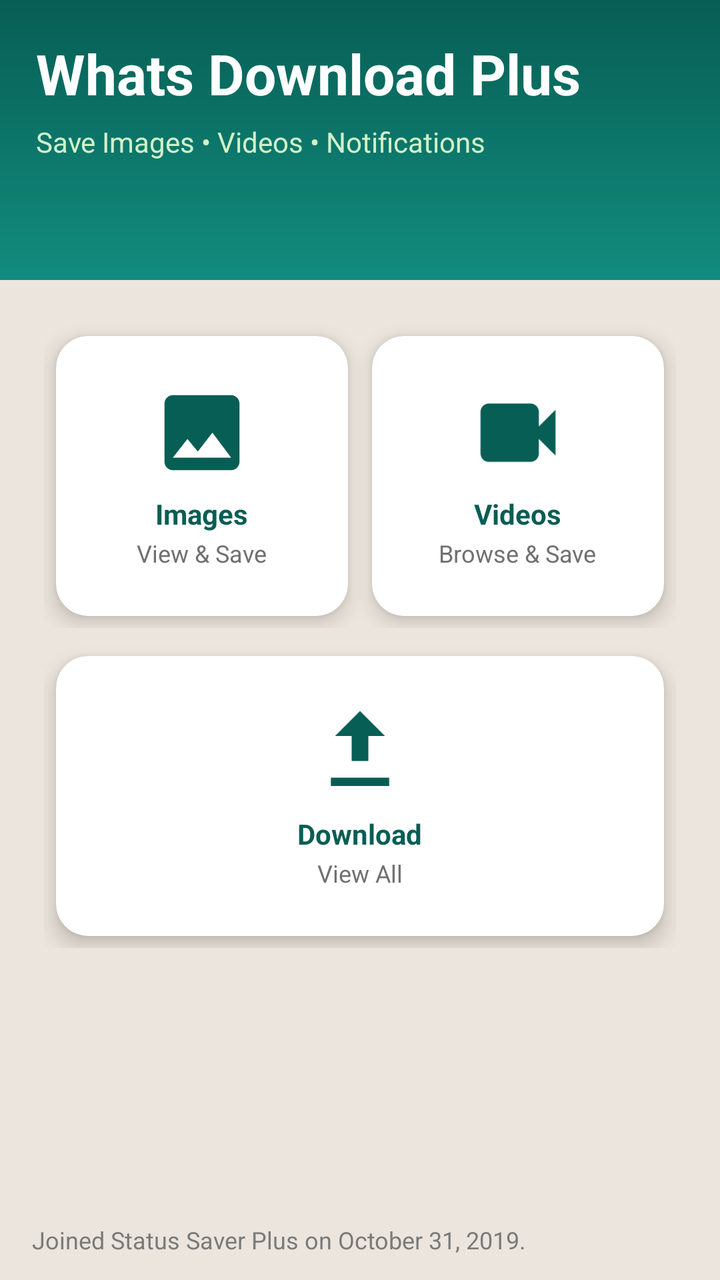
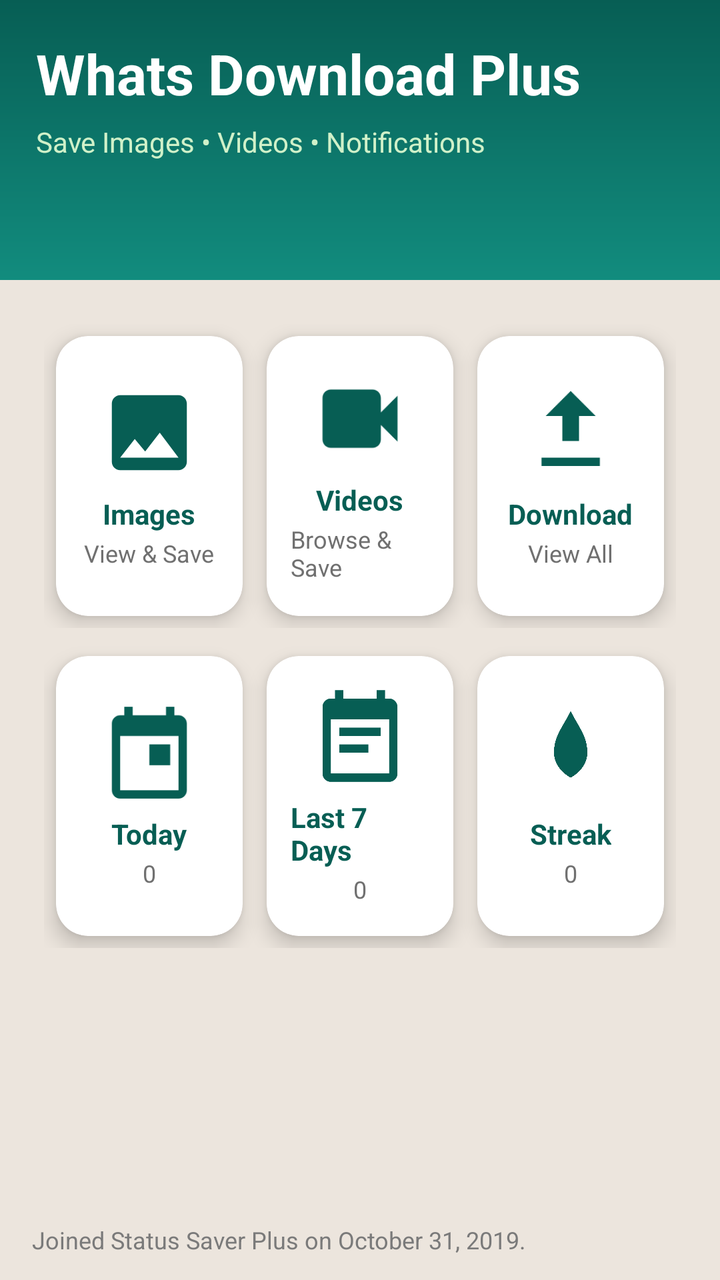

Compare the two renders of this Android layout. The source of the first and the diff that turns it into the second are given below.
<!-- AndroidManifest.xml: application theme Theme.WhatsDownloadPlus -->
<!-- res/layout/fragment_home.xml -->
<?xml version="1.0" encoding="utf-8"?>
<androidx.constraintlayout.widget.ConstraintLayout
    xmlns:android="http://schemas.android.com/apk/res/android"
    xmlns:app="http://schemas.android.com/apk/res-auto"
    xmlns:tools="http://schemas.android.com/tools"
    android:layout_width="match_parent"
    android:layout_height="match_parent"
    android:background="#ECE5DD"
    tools:context=".ui.Home.HomeFragment">

    
    <LinearLayout
        android:id="@+id/waHeader"
        android:layout_width="0dp"
        android:layout_height="140dp"
        android:background="@drawable/whatsapp_top_bg"
        android:orientation="vertical"
        android:padding="18dp"
        app:layout_constraintTop_toTopOf="parent"
        app:layout_constraintStart_toStartOf="parent"
        app:layout_constraintEnd_toEndOf="parent">

        <TextView
            android:id="@+id/headerTitle"
            android:layout_width="wrap_content"
            android:layout_height="wrap_content"
            android:text="@string/app_name"
            android:textColor="#FFFFFF"
            android:textSize="28sp"
            android:textStyle="bold"/>

        <TextView
            android:id="@+id/headerSubtitle"
            android:layout_width="wrap_content"
            android:layout_height="wrap_content"
            android:text="Save Images • Videos • Notifications"
            android:textColor="#D0F1C9"
            android:textSize="14sp"
            android:layout_marginTop="6dp"/>
    </LinearLayout>



    
    <LinearLayout
        android:id="@+id/menuGridFixed"
        android:layout_width="0dp"
        android:layout_height="wrap_content"
        android:orientation="vertical"
        android:layout_margin="14dp"
        app:layout_constraintTop_toBottomOf="@id/waHeader"
        app:layout_constraintStart_toStartOf="parent"
        app:layout_constraintEnd_toEndOf="parent">

        
        <LinearLayout
            android:layout_width="match_parent"
            android:layout_height="wrap_content"
            android:orientation="vertical"
            android:padding="8dp"
            android:gravity="center_horizontal">

            
            <LinearLayout
                android:layout_width="match_parent"
                android:layout_height="wrap_content"
                android:orientation="horizontal"
                android:layout_marginBottom="8dp">

                
                <com.google.android.material.card.MaterialCardView
                    android:id="@+id/cardImages"
                    android:layout_width="0dp"
                    android:layout_height="140dp"
                    android:layout_weight="1"
                    android:layout_margin="6dp"
                    app:cardCornerRadius="16dp"
                    app:cardElevation="6dp"
                    app:cardBackgroundColor="#FFFFFF"
                    android:foreground="?attr/selectableItemBackground">

                    <LinearLayout
                        android:layout_width="match_parent"
                        android:layout_height="match_parent"
                        android:orientation="vertical"
                        android:gravity="center"
                        android:padding="12dp">

                        <ImageView
                            android:layout_width="50dp"
                            android:layout_height="50dp"
                            android:src="@drawable/ic_wa_images"

                            android:elevation="6dp"/>

                        <TextView
                            android:layout_width="wrap_content"
                            android:layout_height="wrap_content"
                            android:text="Images"
                            android:textColor="#075E54"
                            android:textSize="14sp"
                            android:textStyle="bold"
                            android:layout_marginTop="6dp"/>

                        <TextView
                            android:layout_width="wrap_content"
                            android:layout_height="wrap_content"
                            android:text="View &amp; Save"
                            android:textColor="#707070"
                            android:textSize="12sp"
                            android:layout_marginTop="2dp"/>
                    </LinearLayout>
                </com.google.android.material.card.MaterialCardView>

                
                <com.google.android.material.card.MaterialCardView
                    android:id="@+id/cardVideos"
                    android:layout_width="0dp"
                    android:layout_height="140dp"
                    android:layout_weight="1"
                    android:layout_margin="6dp"
                    app:cardCornerRadius="16dp"
                    app:cardElevation="6dp"
                    app:cardBackgroundColor="#FFFFFF"
                    android:foreground="?attr/selectableItemBackground">

                    <LinearLayout
                        android:layout_width="match_parent"
                        android:layout_height="match_parent"
                        android:orientation="vertical"
                        android:gravity="center"
                        android:padding="12dp">

                        <ImageView
                            android:layout_width="50dp"
                            android:layout_height="50dp"
                            android:src="@drawable/ic_wa_videos"
                            android:elevation="6dp"/>

                        <TextView
                            android:layout_width="wrap_content"
                            android:layout_height="wrap_content"
                            android:text="Videos"
                            android:textColor="#075E54"
                            android:textSize="14sp"
                            android:textStyle="bold"
                            android:layout_marginTop="6dp"/>

                        <TextView
                            android:layout_width="wrap_content"
                            android:layout_height="wrap_content"
                            android:text="Browse &amp; Save"
                            android:textColor="#707070"
                            android:textSize="12sp"
                            android:layout_marginTop="2dp"/>
                    </LinearLayout>
                </com.google.android.material.card.MaterialCardView>
            </LinearLayout>

            
            <LinearLayout
                android:layout_width="match_parent"
                android:layout_height="wrap_content"
                android:orientation="horizontal"
                android:gravity="center_horizontal">

                
                <com.google.android.material.card.MaterialCardView
                    android:id="@+id/cardSaved"
                    android:layout_width="0dp"
                    android:layout_height="140dp"
                    android:layout_weight="1"
                    android:layout_margin="6dp"
                    app:cardCornerRadius="16dp"
                    app:cardElevation="6dp"
                    app:cardBackgroundColor="#FFFFFF"
                    android:foreground="?attr/selectableItemBackground">

                    <LinearLayout
                        android:layout_width="match_parent"
                        android:layout_height="match_parent"
                        android:orientation="vertical"
                        android:gravity="center"
                        android:padding="12dp">

                        <ImageView
                            android:layout_width="50dp"
                            android:layout_height="50dp"
                            android:src="@drawable/ic_wa_download"
                            android:elevation="6dp"/>

                        <TextView
                            android:layout_width="wrap_content"
                            android:layout_height="wrap_content"
                            android:text="Download"
                            android:textColor="#075E54"
                            android:textSize="14sp"
                            android:textStyle="bold"
                            android:layout_marginTop="6dp"/>

                        <TextView
                            android:layout_width="wrap_content"
                            android:layout_height="wrap_content"
                            android:text="View All"
                            android:textColor="#707070"
                            android:textSize="12sp"
                            android:layout_marginTop="2dp"/>
                    </LinearLayout>
                </com.google.android.material.card.MaterialCardView>
            </LinearLayout>

        </LinearLayout>

    </LinearLayout>

    
    <TextView
        android:id="@+id/joinedText"
        android:layout_width="wrap_content"
        android:layout_height="wrap_content"
        android:text="Joined Status Saver Plus on October 31, 2019."
        android:textColor="#7A7A7A"
        android:textSize="12sp"
        android:layout_marginBottom="12dp"
        app:layout_constraintBottom_toBottomOf="parent"
        app:layout_constraintStart_toStartOf="parent"
        android:layout_marginStart="16dp"/>

</androidx.constraintlayout.widget.ConstraintLayout>
<!-- resources referenced by this layout -->
<resources>
  <!-- drawable ic_wa_download (drawable) -->
  <vector xmlns:android="http://schemas.android.com/apk/res/android"
      android:width="48dp"
      android:height="48dp"
      android:viewportWidth="24"
      android:viewportHeight="24">
  
      <path
          android:fillColor="#075E54"
          android:pathData="M5,20h14v-2H5v2zM12,2l-6,6h4v6h4V8h4l-6,-6z"/>
  </vector>
  <!-- drawable ic_wa_images (drawable) -->
  <vector xmlns:android="http://schemas.android.com/apk/res/android"
      android:width="48dp"
      android:height="48dp"
      android:viewportWidth="24"
      android:viewportHeight="24">
  
      <path
          android:fillColor="#075E54"
          android:pathData="M21,19V5c0,-1.1 -0.9,-2 -2,-2H5c-1.1,0 -2,0.9 -2,2v14c0,1.1 0.9,2 2,2h14c1.1,0 2,-0.9 2,-2zM8.5,13.5l2.5,3.01L14.5,12l4.5,6H5l3.5,-4.5z"/>
  </vector>
  <!-- drawable ic_wa_videos (drawable) -->
  <vector xmlns:android="http://schemas.android.com/apk/res/android"
      android:width="48dp"
      android:height="48dp"
      android:viewportWidth="24"
      android:viewportHeight="24">
  
      <path
          android:fillColor="#075E54"
          android:pathData="M17,10.5V7c0,-1.1 -0.9,-2 -2,-2H5C3.9,5 3,5.9 3,7v10c0,1.1 0.9,2 2,2h10c1.1,0 2,-0.9 2,-2v-3.5l4,4v-11l-4,4z"/>
  </vector>
  <!-- drawable whatsapp_top_bg (drawable) -->
  <shape xmlns:android="http://schemas.android.com/apk/res/android" android:shape="rectangle">
      <gradient
          android:startColor="#128C7E"
          android:endColor="#075E54"
          android:angle="90"/>
  </shape>
  <string name="app_name">Whats Download Plus</string>
  <style name="Theme.WhatsDownloadPlus" parent="Theme.MaterialComponents.DayNight.NoActionBar">
          
          <item name="colorPrimary">@color/whatsapp_green</item>
          <item name="colorPrimaryVariant">@color/whatsapp_dark_green</item>
          <item name="colorOnPrimary">@android:color/white</item>
  
          
          <item name="colorSecondary">@color/teal_200</item>
          <item name="colorSecondaryVariant">@color/teal_700</item>
          <item name="colorOnSecondary">@android:color/white</item>
  
          
          <item name="android:windowBackground">@color/white</item>
          <item name="android:navigationBarColor">@color/whatsapp_green</item>
          <item name="android:statusBarColor">@color/whatsapp_dark_green</item>
  
          
          <item name="android:textColor">@android:color/black</item>
          <item name="android:colorBackground">@color/white</item>
      </style>
  <color name="whatsapp_green">#075E54</color>
  <color name="whatsapp_dark_green">#054C44</color>
  <color name="teal_200">#FF03DAC5</color>
  <color name="teal_700">#FF018786</color>
  <color name="white">#FFFFFFFF</color>
</resources>

<!-- the commit's change to res/layout/fragment_home.xml (unified diff, before → after) -->
@@ -39,8 +39,6 @@
             android:layout_marginTop="6dp"/>
     </LinearLayout>
 
-
-
     
     <LinearLayout
         android:id="@+id/menuGridFixed"
@@ -90,7 +88,6 @@
                             android:layout_width="50dp"
                             android:layout_height="50dp"
                             android:src="@drawable/ic_wa_images"
-
                             android:elevation="6dp"/>
 
                         <TextView
@@ -155,6 +152,51 @@
                             android:layout_marginTop="2dp"/>
                     </LinearLayout>
                 </com.google.android.material.card.MaterialCardView>
+
+                
+                <com.google.android.material.card.MaterialCardView
+                    android:id="@+id/cardSaved"
+                    android:layout_width="0dp"
+                    android:layout_height="140dp"
+                    android:layout_weight="1"
+                    android:layout_margin="6dp"
+                    app:cardCornerRadius="16dp"
+                    app:cardElevation="6dp"
+                    app:cardBackgroundColor="#FFFFFF"
+                    android:foreground="?attr/selectableItemBackground">
+
+                    <LinearLayout
+                        android:layout_width="match_parent"
+                        android:layout_height="match_parent"
+                        android:orientation="vertical"
+                        android:gravity="center"
+                        android:padding="12dp">
+
+                        <ImageView
+                            android:layout_width="50dp"
+                            android:layout_height="50dp"
+                            android:src="@drawable/ic_wa_download"
+                            android:elevation="6dp"/>
+
+                        <TextView
+                            android:layout_width="wrap_content"
+                            android:layout_height="wrap_content"
+                            android:text="Download"
+                            android:textColor="#075E54"
+                            android:textSize="14sp"
+                            android:textStyle="bold"
+                            android:layout_marginTop="6dp"/>
+
+                        <TextView
+                            android:layout_width="wrap_content"
+                            android:layout_height="wrap_content"
+                            android:text="View All"
+                            android:textColor="#707070"
+                            android:textSize="12sp"
+                            android:layout_marginTop="2dp"/>
+                    </LinearLayout>
+                </com.google.android.material.card.MaterialCardView>
+
             </LinearLayout>
 
             
@@ -166,51 +208,141 @@
 
                 
                 <com.google.android.material.card.MaterialCardView
-                    android:id="@+id/cardSaved"
-                    android:layout_width="0dp"
-                    android:layout_height="140dp"
-                    android:layout_weight="1"
-                    android:layout_margin="6dp"
-                    app:cardCornerRadius="16dp"
-                    app:cardElevation="6dp"
-                    app:cardBackgroundColor="#FFFFFF"
-                    android:foreground="?attr/selectableItemBackground">
-
-                    <LinearLayout
-                        android:layout_width="match_parent"
-                        android:layout_height="match_parent"
-                        android:orientation="vertical"
-                        android:gravity="center"
-                        android:padding="12dp">
-
-                        <ImageView
-                            android:layout_width="50dp"
-                            android:layout_height="50dp"
-                            android:src="@drawable/ic_wa_download"
-                            android:elevation="6dp"/>
-
-                        <TextView
-                            android:layout_width="wrap_content"
-                            android:layout_height="wrap_content"
-                            android:text="Download"
-                            android:textColor="#075E54"
-                            android:textSize="14sp"
-                            android:textStyle="bold"
-                            android:layout_marginTop="6dp"/>
-
-                        <TextView
-                            android:layout_width="wrap_content"
-                            android:layout_height="wrap_content"
-                            android:text="View All"
-                            android:textColor="#707070"
-                            android:textSize="12sp"
-                            android:layout_marginTop="2dp"/>
-                    </LinearLayout>
-                </com.google.android.material.card.MaterialCardView>
+                    android:id="@+id/cardTodayDownloads"
+                    android:layout_width="0dp"
+                    android:layout_height="140dp"
+                    android:layout_weight="1"
+                    android:layout_margin="6dp"
+                    app:cardCornerRadius="16dp"
+                    app:cardElevation="6dp"
+                    app:cardBackgroundColor="#FFFFFF"
+                    android:foreground="?attr/selectableItemBackground">
+
+                    <LinearLayout
+                        android:layout_width="match_parent"
+                        android:layout_height="match_parent"
+                        android:orientation="vertical"
+                        android:gravity="center"
+                        android:padding="12dp">
+
+                        <ImageView
+                            android:layout_width="50dp"
+                            android:layout_height="50dp"
+                            android:src="@drawable/ic_today"
+                            android:elevation="6dp"/>
+
+                        <TextView
+                            android:layout_width="wrap_content"
+                            android:layout_height="wrap_content"
+                            android:text="Today"
+                            android:textColor="#075E54"
+                            android:textSize="14sp"
+                            android:textStyle="bold"
+                            android:layout_marginTop="6dp"/>
+
+                        <TextView
+                            android:id="@+id/tvTodayCount"
+                            android:layout_width="wrap_content"
+                            android:layout_height="wrap_content"
+                            android:text="0"
+                            android:textColor="#707070"
+                            android:textSize="12sp"
+                            android:layout_marginTop="2dp"/>
+                    </LinearLayout>
+                </com.google.android.material.card.MaterialCardView>
+
+                
+                <com.google.android.material.card.MaterialCardView
+                    android:id="@+id/cardLast7Days"
+                    android:layout_width="0dp"
+                    android:layout_height="140dp"
+                    android:layout_weight="1"
+                    android:layout_margin="6dp"
+                    app:cardCornerRadius="16dp"
+                    app:cardElevation="6dp"
+                    app:cardBackgroundColor="#FFFFFF"
+                    android:foreground="?attr/selectableItemBackground">
+
+                    <LinearLayout
+                        android:layout_width="match_parent"
+                        android:layout_height="match_parent"
+                        android:orientation="vertical"
+                        android:gravity="center"
+                        android:padding="12dp">
+
+                        <ImageView
+                            android:layout_width="50dp"
+                            android:layout_height="50dp"
+                            android:src="@drawable/ic_week"
+                            android:elevation="6dp"/>
+
+                        <TextView
+                            android:layout_width="wrap_content"
+                            android:layout_height="wrap_content"
+                            android:text="Last 7 Days"
+                            android:textColor="#075E54"
+                            android:textSize="14sp"
+                            android:textStyle="bold"
+                            android:layout_marginTop="6dp"/>
+
+                        <TextView
+                            android:id="@+id/tvLast7DaysCount"
+                            android:layout_width="wrap_content"
+                            android:layout_height="wrap_content"
+                            android:text="0"
+                            android:textColor="#707070"
+                            android:textSize="12sp"
+                            android:layout_marginTop="2dp"/>
+                    </LinearLayout>
+                </com.google.android.material.card.MaterialCardView>
+
+                
+                <com.google.android.material.card.MaterialCardView
+                    android:id="@+id/cardActiveStreak"
+                    android:layout_width="0dp"
+                    android:layout_height="140dp"
+                    android:layout_weight="1"
+                    android:layout_margin="6dp"
+                    app:cardCornerRadius="16dp"
+                    app:cardElevation="6dp"
+                    app:cardBackgroundColor="#FFFFFF"
+                    android:foreground="?attr/selectableItemBackground">
+
+                    <LinearLayout
+                        android:layout_width="match_parent"
+                        android:layout_height="match_parent"
+                        android:orientation="vertical"
+                        android:gravity="center"
+                        android:padding="12dp">
+
+                        <ImageView
+                            android:layout_width="50dp"
+                            android:layout_height="50dp"
+                            android:src="@drawable/ic_streak"
+                            android:elevation="6dp"/>
+
+                        <TextView
+                            android:layout_width="wrap_content"
+                            android:layout_height="wrap_content"
+                            android:text="Streak"
+                            android:textColor="#075E54"
+                            android:textSize="14sp"
+                            android:textStyle="bold"
+                            android:layout_marginTop="6dp"/>
+
+                        <TextView
+                            android:id="@+id/tvActiveStreak"
+                            android:layout_width="wrap_content"
+                            android:layout_height="wrap_content"
+                            android:text="0"
+                            android:textColor="#707070"
+                            android:textSize="12sp"
+                            android:layout_marginTop="2dp"/>
+                    </LinearLayout>
+                </com.google.android.material.card.MaterialCardView>
+
             </LinearLayout>
-
         </LinearLayout>
-
     </LinearLayout>
 
     
<!-- resource entries referenced after the edit -->
@@ -1,5 +1,25 @@
 <!-- resources referenced by this layout -->
 <resources>
+  <!-- drawable ic_streak (drawable) -->
+  <vector xmlns:android="http://schemas.android.com/apk/res/android"
+      android:width="24dp"
+      android:height="24dp"
+      android:viewportWidth="24"
+      android:viewportHeight="24">
+      <path
+          android:fillColor="#075E54"
+          android:pathData="M12,2C10,6 8,8 8,12c0,4 4,6 4,6s4-2 4-6c0-4-2-6-4-10z"/>
+  </vector>
+  <!-- drawable ic_today (drawable) -->
+  <vector xmlns:android="http://schemas.android.com/apk/res/android"
+      android:width="24dp"
+      android:height="24dp"
+      android:viewportWidth="24"
+      android:viewportHeight="24">
+      <path
+          android:fillColor="#075E54"
+          android:pathData="M19,3h-1V1h-2v2H8V1H6v2H5C3.9,3 3,3.9 3,5v16c0,1.1 0.9,2 2,2h14c1.1,0 2-0.9 2-2V5c0-1.1-0.9-2-2-2zm0,18H5V8h14v13zM12,10h5v5h-5z"/>
+  </vector>
   <!-- drawable ic_wa_download (drawable) -->
   <vector xmlns:android="http://schemas.android.com/apk/res/android"
       android:width="48dp"
@@ -32,6 +52,16 @@
       <path
           android:fillColor="#075E54"
           android:pathData="M17,10.5V7c0,-1.1 -0.9,-2 -2,-2H5C3.9,5 3,5.9 3,7v10c0,1.1 0.9,2 2,2h10c1.1,0 2,-0.9 2,-2v-3.5l4,4v-11l-4,4z"/>
+  </vector>
+  <!-- drawable ic_week (drawable) -->
+  <vector xmlns:android="http://schemas.android.com/apk/res/android"
+      android:width="24dp"
+      android:height="24dp"
+      android:viewportWidth="24"
+      android:viewportHeight="24">
+      <path
+          android:fillColor="#075E54"
+          android:pathData="M19,3h-1V1h-2v2H8V1H6v2H5C3.9,3 3,3.9 3,5v16c0,1.1 0.9,2 2,2h14c1.1,0 2-0.9 2-2V5c0-1.1-0.9-2-2-2zm0,18H5V8h14v13zM7,10h10v2H7zM7,14h7v2H7z"/>
   </vector>
   <!-- drawable whatsapp_top_bg (drawable) -->
   <shape xmlns:android="http://schemas.android.com/apk/res/android" android:shape="rectangle">
